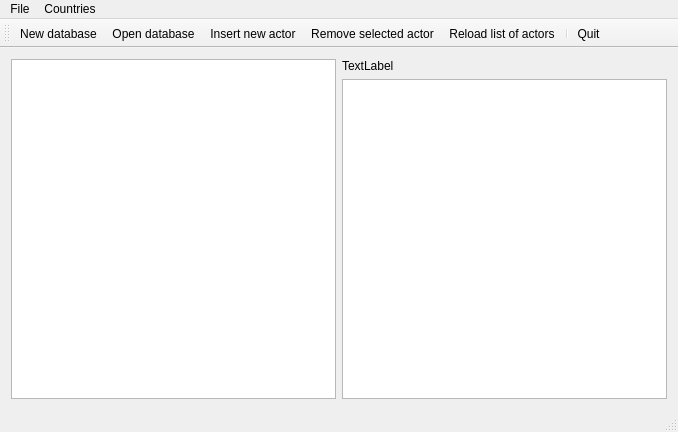
Before: the Qt Designer form mainwindow.ui in igorternyuk/TeQtActorsSQliteCRUD, drawn with Qt 5.
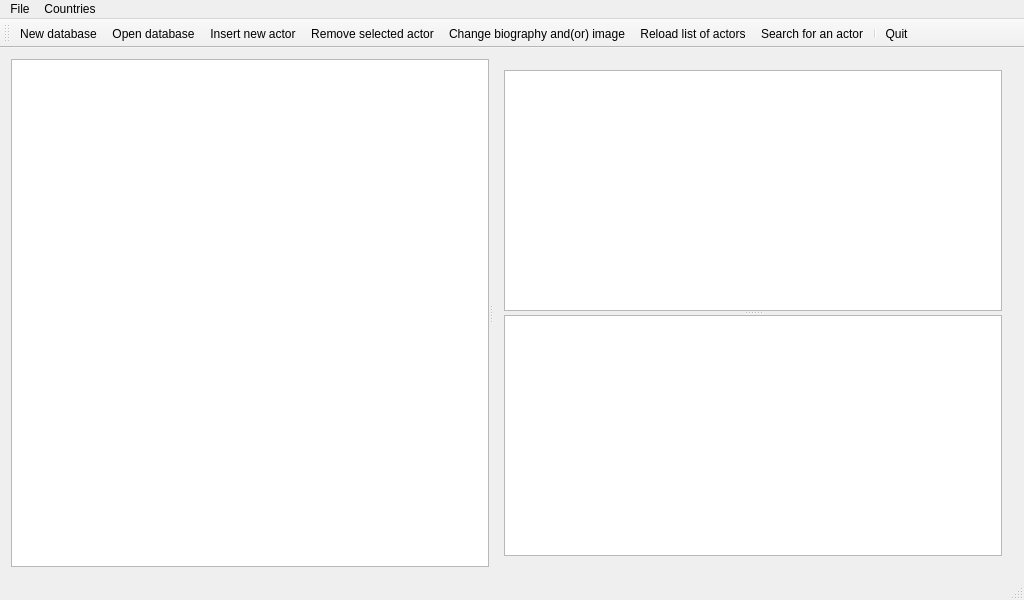
After: the same form once the commit is applied. Icons and pictures are not drawn.

Commit message: search function

Diff of the .ui file:
```diff
--- a/mainwindow.ui
+++ b/mainwindow.ui
@@ -6,8 +6,8 @@
    <rect>
     <x>0</x>
     <y>0</y>
-    <width>678</width>
-    <height>432</height>
+    <width>1024</width>
+    <height>600</height>
    </rect>
   </property>
   <property name="sizePolicy">
@@ -18,8 +18,8 @@
   </property>
   <property name="minimumSize">
    <size>
-    <width>678</width>
-    <height>432</height>
+    <width>1024</width>
+    <height>600</height>
    </size>
   </property>
   <property name="windowTitle">
@@ -32,25 +32,25 @@
   <widget class="QWidget" name="centralWidget">
    <layout class="QGridLayout" name="gridLayout">
     <item row="0" column="0">
-     <layout class="QHBoxLayout" name="horizontalLayout">
-      <item>
-       <widget class="QTableView" name="tableView"/>
-      </item>
-      <item>
+     <widget class="QSplitter" name="splitter_2">
+      <property name="orientation">
+       <enum>Qt::Horizontal</enum>
+      </property>
+      <widget class="QTableView" name="tableView"/>
+      <widget class="QWidget" name="layoutWidget">
        <layout class="QVBoxLayout" name="verticalLayout">
         <item>
-         <widget class="QLabel" name="lblImage">
-          <property name="text">
-           <string>TextLabel</string>
+         <widget class="QSplitter" name="splitter">
+          <property name="orientation">
+           <enum>Qt::Vertical</enum>
           </property>
+          <widget class="QGraphicsView" name="graphicsView"/>
+          <widget class="QTextEdit" name="txtBio"/>
          </widget>
         </item>
-        <item>
-         <widget class="QTextEdit" name="txtBio"/>
-        </item>
        </layout>
-      </item>
-     </layout>
+      </widget>
+     </widget>
     </item>
    </layout>
   </widget>
@@ -59,7 +59,7 @@
     <rect>
      <x>0</x>
      <y>0</y>
-     <width>678</width>
+     <width>1024</width>
      <height>19</height>
     </rect>
    </property>
@@ -91,7 +91,9 @@
    <addaction name="action_open_database"/>
    <addaction name="action_insert_new_actor"/>
    <addaction name="action_remove_selected_actor"/>
+   <addaction name="action_change_bio_and_image"/>
    <addaction name="action_reload_list_of_actors"/>
+   <addaction name="action_search_for_an_actor"/>
    <addaction name="separator"/>
    <addaction name="action_quit"/>
   </widget>
@@ -111,7 +113,7 @@
   <action name="action_open_database">
    <property name="icon">
     <iconset resource="resources.qrc">
-     <normaloff>:/icons/icons/open_db.png</normaloff>:/icons/icons/open_db.png</iconset>
+     <normaloff>:/icons/icons/openDB.png</normaloff>:/icons/icons/openDB.png</iconset>
    </property>
    <property name="text">
     <string>Open database</string>
@@ -133,16 +135,28 @@
    </property>
   </action>
   <action name="action_insert_new_actor">
+   <property name="icon">
+    <iconset resource="resources.qrc">
+     <normaloff>:/icons/icons/addNewActor.png</normaloff>:/icons/icons/addNewActor.png</iconset>
+   </property>
    <property name="text">
     <string>Insert new actor</string>
    </property>
   </action>
   <action name="action_remove_selected_actor">
+   <property name="icon">
+    <iconset resource="resources.qrc">
+     <normaloff>:/icons/icons/removeActor.png</normaloff>:/icons/icons/removeActor.png</iconset>
+   </property>
    <property name="text">
     <string>Remove selected actor</string>
    </property>
   </action>
   <action name="action_reload_list_of_actors">
+   <property name="icon">
+    <iconset resource="resources.qrc">
+     <normaloff>:/icons/icons/reloadDB.png</normaloff>:/icons/icons/reloadDB.png</iconset>
+   </property>
    <property name="text">
     <string>Reload list of actors</string>
    </property>
@@ -152,9 +166,27 @@
     <string>Edit countries</string>
    </property>
   </action>
-  <action name="action_change_image">
+  <action name="action_change_bio_and_image">
+   <property name="icon">
+    <iconset resource="resources.qrc">
+     <normaloff>:/icons/icons/editActorPicture.png</normaloff>:/icons/icons/editActorPicture.png</iconset>
+   </property>
    <property name="text">
-    <string>Change image</string>
+    <string>Change biography and(or) image</string>
+   </property>
+  </action>
+  <action name="action_search_for_an_actor">
+   <property name="icon">
+    <iconset resource="resources.qrc">
+     <normaloff>:/icons/icons/searchActor.png</normaloff>:/icons/icons/searchActor.png</iconset>
+   </property>
+   <property name="text">
+    <string>Search for an actor</string>
+   </property>
+  </action>
+  <action name="action_change_photo">
+   <property name="text">
+    <string>Change photo</string>
    </property>
   </action>
  </widget>
```
The commit also changes 28 other files.
